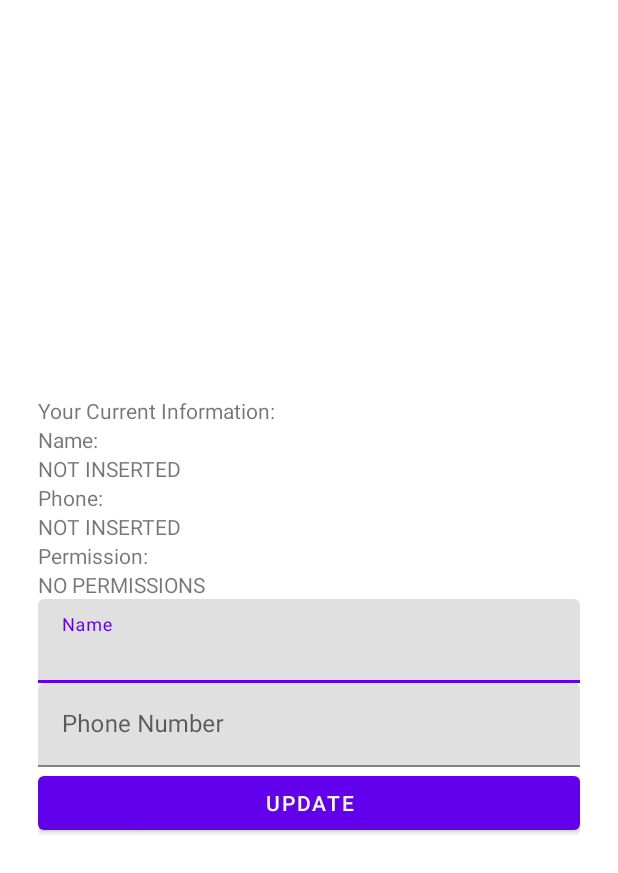
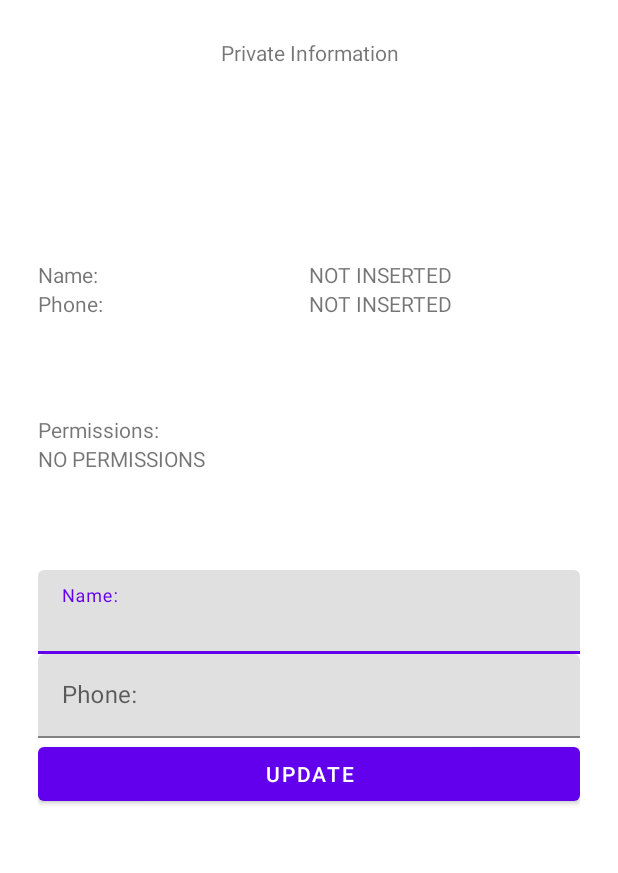
Before and after one commit to doronmash/Berman-Bakery, an Android app: the screen it shows after launch once a user with an empty profile is signed in (UserInformation), after a tap on "UPDATE PRIVATE INFORMATION", on a phone screen of 412 x 824 dp. Shown: the top 873 px of the screen. Run offline under Robolectric (Android 15) with nearby library versions, the phone set to English and light mode, and no system bars; our stand-ins replace Firebase (no records; nobody signed in at launch, a user with empty details on screens opened directly).

```diff
--- a/app/src/main/java/com/benkatzav/berman/CustomerInformation.java
+++ b/app/src/main/java/com/benkatzav/berman/CustomerInformation.java
@@ -186,7 +186,7 @@ public class CustomerInformation extends AppCompatActivity {
             customers.add("טיב טעם הוד השרון");
         }
 
-        if(per.equals("Tel_Aviv_Permission")) {
+        if(per.equals("Petah_Tikva_Permission")) {
             customers.add("חצי חינם פתח תקווה");
             customers.add("אושר עד פתח תקווה");
             customers.add("שופרסל דיל פתח תקווה");
--- a/app/src/main/java/com/benkatzav/berman/MenuActivity.java
+++ b/app/src/main/java/com/benkatzav/berman/MenuActivity.java
@@ -5,9 +5,11 @@ import androidx.appcompat.app.AppCompatActivity;
 
 import android.content.Intent;
 import android.os.Bundle;
+import android.os.Handler;
 import android.util.Log;
 import android.view.View;
 import android.widget.Button;
+import android.widget.ProgressBar;
 import android.widget.Toast;
 
 import com.google.firebase.auth.FirebaseAuth;
@@ -18,8 +20,12 @@ import com.google.firebase.database.DatabaseReference;
 import com.google.firebase.database.FirebaseDatabase;
 import com.google.firebase.database.ValueEventListener;
 
+import java.util.Timer;
+import java.util.TimerTask;
+
 public class MenuActivity extends AppCompatActivity {
 
+    private ProgressBar progressBar;
     private String userID;
     private FirebaseUser currentUser;
     private FirebaseAuth mAuth;
@@ -33,6 +39,7 @@ public class MenuActivity extends AppCompatActivity {
         super.onCreate(savedInstanceState);
         setContentView(R.layout.activity_menu);
 
+        initProgressBar();
         findViews();
 
         firebaseDatabase = FirebaseDatabase.getInstance();
@@ -85,7 +92,20 @@ public class MenuActivity extends AppCompatActivity {
 
     }
 
+    private void initProgressBar() {
+        new Handler().postDelayed(new Runnable() {
+
+            @Override
+            public void run() {
+                progressBar.setVisibility(View.GONE);
+            }
+
+        }, 4000);
+    }
+
+
     private void findViews() {
+        progressBar = findViewById(R.id.prog);
         userInfo = findViewById(R.id.menu_BTN_userInfo);
         cusInfo = findViewById(R.id.menu_BTN_cusInfo);
         logout = findViewById(R.id.menu_BTN_logout);
--- a/app/src/main/res/layout/activity_main.xml
+++ b/app/src/main/res/layout/activity_main.xml
@@ -63,7 +63,6 @@
         android:layout_width="match_parent"
         android:layout_height="wrap_content"
         app:passwordToggleEnabled="true"
-        android:layoutDirection="ltr"
         android:hint="@string/password">
 
         <com.google.android.material.textfield.TextInputEditText
--- a/app/src/main/res/layout/activity_order.xml
+++ b/app/src/main/res/layout/activity_order.xml
@@ -298,6 +298,6 @@
         android:id="@+id/order_BTN_updateOrder"
         android:layout_width="match_parent"
         android:layout_height="wrap_content"
-        android:text="Update Order"/>
+        android:text="@string/update_order"/>
 
 </LinearLayout>
--- a/app/src/main/res/layout/activity_uinformation.xml
+++ b/app/src/main/res/layout/activity_uinformation.xml
@@ -6,52 +6,95 @@
     android:layout_height="match_parent"
     tools:context=".UserInformation"
     android:orientation="vertical"
-    android:gravity="center"
     android:padding="4mm">
 
+    <LinearLayout
+        android:gravity="center"
+        android:layout_weight="1"
+        android:orientation="vertical"
+        android:layout_width="match_parent"
+        android:layout_height="wrap_content">
+
+
     <TextView
+        android:layout_weight="1"
+        android:gravity="center_horizontal"
         android:layout_width="match_parent"
         android:layout_height="wrap_content"
-        android:text="Your Current Information: "/>
+        android:text="Private Information"/>
+
+        <LinearLayout
+            android:layout_width="match_parent"
+            android:layout_height="wrap_content">
 
     <TextView
+        android:layout_weight="1"
         android:layout_width="match_parent"
         android:layout_height="wrap_content"
-        android:text="Name: "/>
+        android:text="@string/name"/>
 
     <TextView
+        android:layout_weight="1"
         android:id="@+id/uInfo_LBL_insertedName"
         android:layout_width="match_parent"
         android:layout_height="wrap_content"
-        android:text="NOT INSERTED"/>
+        android:text="@string/NOT_INSERTED"/>
 
-    <TextView
+        </LinearLayout>
+
+
+        <LinearLayout
+            android:layout_width="match_parent"
+            android:layout_height="wrap_content">
+
+        <TextView
+            android:layout_weight="1"
         android:layout_width="match_parent"
         android:layout_height="wrap_content"
-        android:text="Phone: "/>
+        android:text="@string/phone"/>
 
      <TextView
+         android:layout_weight="1"
          android:id="@+id/uInfo_LBL_insertedPhone"
          android:layout_width="match_parent"
          android:layout_height="wrap_content"
-         android:text="NOT INSERTED"/>
+         android:text="@string/NOT_INSERTED"/>
 
-    <TextView
+        </LinearLayout>
+
+        <LinearLayout
+            android:orientation="vertical"
+            android:layout_weight="1"
+            android:gravity="center"
+            android:layout_width="match_parent"
+            android:layout_height="wrap_content">
+
+        <TextView
         android:layout_width="match_parent"
         android:layout_height="wrap_content"
-        android:text="Permission: "/>
+        android:text="@string/permission"/>
 
     <TextView
         android:id="@+id/uInfo_LBL_permission"
         android:layout_width="match_parent"
         android:layout_height="wrap_content"
-        android:text="NO PERMISSIONS"/>
+        android:text="@string/NO_PERMISSIONS"/>
 
+    </LinearLayout>
+
+
+</LinearLayout>
+
+    <LinearLayout
+        android:layout_width="match_parent"
+        android:layout_height="wrap_content"
+        android:layout_weight="1"
+        android:orientation="vertical">
 
     <com.google.android.material.textfield.TextInputLayout
         android:layout_width="match_parent"
         android:layout_height="wrap_content"
-        android:hint="Name">
+        android:hint="@string/name">
 
         <com.google.android.material.textfield.TextInputEditText
             android:id="@+id/uInfo_EDT_name"
@@ -64,7 +107,7 @@
     <com.google.android.material.textfield.TextInputLayout
         android:layout_width="match_parent"
         android:layout_height="wrap_content"
-        android:hint="Phone Number">
+        android:hint="@string/phone">
 
         <com.google.android.material.textfield.TextInputEditText
             android:id="@+id/uInfo_EDT_phone"
@@ -79,6 +122,8 @@
         android:id="@+id/uInfo_BTN_update"
         android:layout_width="match_parent"
         android:layout_height="wrap_content"
-        android:text="Update"/>
+        android:text="@string/update"/>
+
+    </LinearLayout>
 
 </LinearLayout>
--- a/app/src/main/res/values/strings.xml
+++ b/app/src/main/res/values/strings.xml
@@ -6,4 +6,16 @@
     <string name="email">Email</string>
     <string name="logout">Log Out</string>
     <string name="title_activity_maps">Map</string>
+    <string name="customer_info">Customers Managment</string>
+    <string name="update_info">Update private information</string>
+    <string name="user_panel">User Panel</string>
+    <string name="update">Update</string>
+    <string name="Insert_Phone_Number">Insert phone number</string>
+    <string name="Current_Phone_Number">Current phone number:</string>
+    <string name="NOT_INSERTED">NOT INSERTED</string>
+    <string name="phone">Phone:</string>
+    <string name="name">Name:</string>
+    <string name="permission">Permissions:</string>
+    <string name="NO_PERMISSIONS">NO PERMISSIONS</string>
+    <string name="update_order">Update Order</string>
 </resources>
```
Also changed, not shown: app/src/main/res/layout/activity_menu.xml (+12 -4 lines), app/src/main/res/layout/popup_number.xml (+4 -4 lines), 1 other file.
